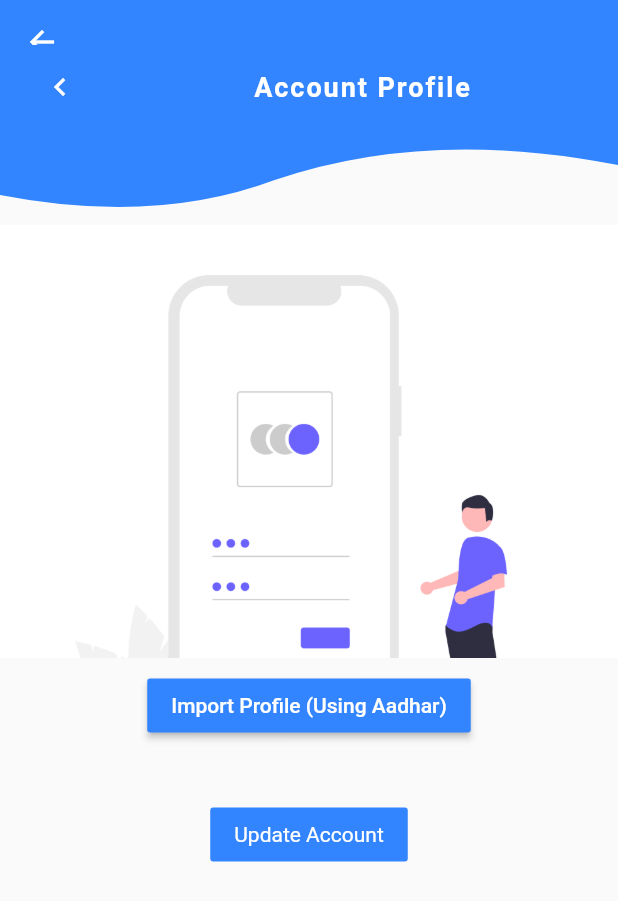
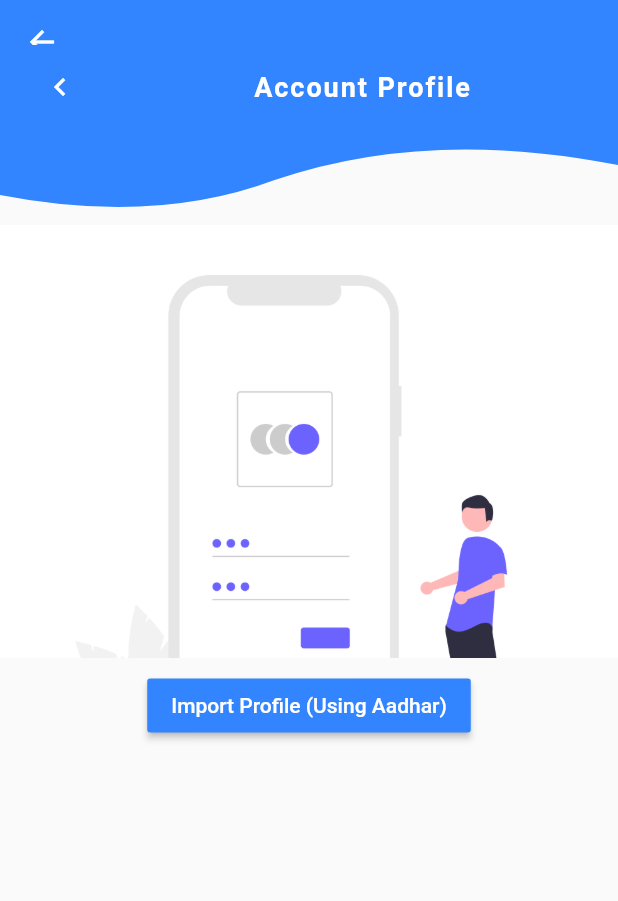
Before and after one commit to Alchemax-Bank/Customer-Onboarding, a Flutter app: the ProfileScreen screen opened directly, on a phone screen of 412 x 824 dp. Shown: the top 901 px of the screen. Run offline on Flutter 3.47's test engine with Material 2 defaults, Android fonts, the phone set to English and light mode, and no system bars; our stand-ins replace firebase_auth, firebase_messaging, flutter_custom_clippers, flutter_icons, flutter_spinkit, flutter_swiper and 5 more; missing offline and left inert: barcode_scan, xml2json; accounts and stored records are empty.

Commit message:
Update Profile completed

```diff
--- a/lib/Screens/ProfileScreen.dart
+++ b/lib/Screens/ProfileScreen.dart
@@ -1,5 +1,7 @@
 import 'dart:async';
 import 'dart:convert';
+import 'package:Nirvana/Services/tenantProfile.dart';
+import 'package:fluttertoast/fluttertoast.dart';
 import 'package:xml2json/xml2json.dart';
 import 'package:Nirvana/Screens/Home.dart';
 import 'package:barcode_scan/barcode_scan.dart';
@@ -22,6 +24,10 @@ class _ProfileState extends State<ProfileScreen> {
   var barcode = '';
   final GlobalKey<ScaffoldState> _scaffoldKey = new GlobalKey<ScaffoldState>();
   var data;
+  var gender = "Male";
+  var username;
+  var address;
+  var tenantProfile;
 
   @override
   void initState() {
@@ -30,19 +36,20 @@ class _ProfileState extends State<ProfileScreen> {
   }
 
   void initialise() async {
+
   }
 
-  DateTime selectedDate = DateTime.now();
+  DateTime dob = DateTime.now();
 
   Future<void> _selectDate(BuildContext context) async {
     final DateTime picked = await showDatePicker(
         context: context,
-        initialDate: selectedDate,
+        initialDate: dob,
         firstDate: DateTime(1901, 8),
-        lastDate: DateTime(2101));
-    if (picked != null && picked != selectedDate)
+        lastDate: DateTime.now());
+    if (picked != null && picked != dob)
       setState(() {
-        selectedDate = picked;
+        dob = picked;
       });
   }
   @override
@@ -147,7 +154,7 @@ class _ProfileState extends State<ProfileScreen> {
                       child: Container(
                           width: MediaQuery.of(context).size.width * 0.8,
                           child:  TextFormField(
-                          initialValue: this.data['@name'] ,
+                          initialValue: this.username ,
                           decoration: InputDecoration(
                             enabledBorder: OutlineInputBorder(
                               borderRadius: BorderRadius.circular(80),
@@ -167,7 +174,9 @@ class _ProfileState extends State<ProfileScreen> {
                                 EdgeInsets.symmetric(horizontal: 17, vertical: 12),
                           ),
                           onChanged: (value) async{
-
+                            setState(() {
+                              this.username = value;
+                            });
                           },
                         ),
                       ),
@@ -190,33 +199,31 @@ class _ProfileState extends State<ProfileScreen> {
                       ),
                     ),
                     Padding(
-                      padding: EdgeInsets.only(left: 8, right: 8, bottom: 15),
+                      padding: EdgeInsets.only(left: 15, right: 8, bottom: 15),
                       child: Container(
                         width: MediaQuery.of(context).size.width * 0.8,
-                        child: TextFormField(
-                          initialValue: this.data['@gender'] == 'M' ? "Male" : "Female",
-                          decoration: InputDecoration(
-                            enabledBorder: OutlineInputBorder(
-                              borderRadius: BorderRadius.circular(80),
-                              borderSide:
-                                  const BorderSide(color: Colors.transparent, width: 0.0),
+                        child: DropdownButton<String>(
+                            value: this.gender,
+                            icon: Icon(Icons.arrow_downward),
+                            iconSize: 24,
+                            elevation: 16,
+                            style: TextStyle(
+                              color: Colors.black
                             ),
-                            border: OutlineInputBorder(
-                              borderRadius: BorderRadius.circular(80),
-                              borderSide:
-                                  const BorderSide(color: Colors.transparent, width: 0.0),
-                            ),
-                            // disabledBorder: new InputBorder(borderSide: BorderSide.none),
-                            hintStyle: TextStyle(fontSize: 12, fontStyle: FontStyle.italic),
-                            filled: true,
-                            fillColor: darkGrey,
-                            contentPadding:
-                                EdgeInsets.symmetric(horizontal: 17, vertical: 12),
+                            onChanged: (String newValue) {
+                              setState(() {
+                                this.gender = newValue;
+                              });
+                            },
+                            items: <String>['Male', 'Female', 'Other']
+                              .map<DropdownMenuItem<String>>((String value) {
+                                return DropdownMenuItem<String>(
+                                  value: value,
+                                  child: Text(value),
+                                );
+                              })
+                              .toList(),
                           ),
-                          onChanged: (value) async{
-
-                          },
-                        ),
                       ),
                     ),
                   ],
@@ -241,7 +248,7 @@ class _ProfileState extends State<ProfileScreen> {
                       child: Container(
                           width: MediaQuery.of(context).size.width * 0.8,
                           child:  TextFormField(
-                          initialValue: this.data.containsKey('@loc') ? this.data['@loc'] : this.data['@house'].toString() + ', ' + this.data['@street'] + ', '+ this.data['@lm'] + ', ' + this.data['@subdist'] + ', ' + this.data['@state'] ,
+                          initialValue: this.address ,
                           decoration: InputDecoration(
                             enabledBorder: OutlineInputBorder(
                               borderRadius: BorderRadius.circular(80),
@@ -261,7 +268,9 @@ class _ProfileState extends State<ProfileScreen> {
                                 EdgeInsets.symmetric(horizontal: 17, vertical: 12),
                           ),
                           onChanged: (value) async{
-
+                            setState(() {
+                              this.address = value;
+                            });
                           },
                         ),
                       ),
@@ -284,32 +293,20 @@ class _ProfileState extends State<ProfileScreen> {
                       ),
                     ),
                     Padding(
-                      padding: EdgeInsets.only(left: 8, right: 8, bottom: 15),
+                      padding: EdgeInsets.only(left: 15, right: 8, bottom: 15),
                       child: Container(
                         width: MediaQuery.of(context).size.width * 0.8,
-                        child: TextFormField(
-                          initialValue: this.data['@dob'],
-                          decoration: InputDecoration(
-                            enabledBorder: OutlineInputBorder(
-                              borderRadius: BorderRadius.circular(80),
-                              borderSide:
-                                  const BorderSide(color: Colors.transparent, width: 0.0),
+                        child: Row(
+                          mainAxisSize: MainAxisSize.min,
+                          children: <Widget>[
+                            SizedBox(width: 20.0,),
+                            IconButton(
+                              onPressed: () => _selectDate(context),
+                              icon: Icon(Icons.calendar_today),
                             ),
-                            border: OutlineInputBorder(
-                              borderRadius: BorderRadius.circular(80),
-                              borderSide:
-                                  const BorderSide(color: Colors.transparent, width: 0.0),
-                            ),
-                            // disabledBorder: new InputBorder(borderSide: BorderSide.none),
-                            hintStyle: TextStyle(fontSize: 12, fontStyle: FontStyle.italic),
-                            filled: true,
-                            fillColor: darkGrey,
-                            contentPadding:
-                                EdgeInsets.symmetric(horizontal: 17, vertical: 12),
-                          ),
-                          onChanged: (value) async{
-
-                          },
+                            SizedBox(width: 20.0,),
+                            Text("${dob.toLocal()}".split(' ')[0]),
+                          ],
                         ),
                       ),
                     ),
@@ -318,16 +315,42 @@ class _ProfileState extends State<ProfileScreen> {
               ],
 
           ): Container(),
-          Container(
+          this.data !=null ? Container(
             margin: EdgeInsets.only(left: 20, top: 10, right: 20, bottom: 10),
             child: FlatButton(
                   child : Text("Update Account", style: TextStyle(color: Colors.white, fontWeight: FontWeight.w400),),
                   onPressed: (){
                     //update account
+                    var profile ={
+                      "id": widget.tenant.id,
+                      "username" : this.username,
+                      "dob" : this.dob.toLocal().toString().split(' ')[0],
+                      "gender" : this.gender,
+                      "address" : this.address,
+                      "nationality" : "Indian",
+                    };
+                    var tmp = updateTenantProfile(profile);
+                    setState((){
+                        this.tenantProfile = tmp;
+                    });
+                    Fluttertoast.showToast(
+                        msg: "Tenant Profile Updated",
+                        toastLength: Toast.LENGTH_SHORT,
+                        gravity: ToastGravity.BOTTOM,
+                        timeInSecForIosWeb: 1,
+                        backgroundColor: Colors.grey[200],
+                        textColor: primaryColor,
+                        fontSize: 12.0
+                    );
+                    Navigator.pushReplacement(
+                      context,
+                      PageTransition(
+                          type: PageTransitionType.rightToLeftWithFade,
+                          child: Home(index: 3)));
                   },
                   color: primaryColor,
             )
-          ),
+          ): Container(),
           ],
           )
         )
@@ -346,7 +369,10 @@ class _ProfileState extends State<ProfileScreen> {
       print(response);
       setState(() => this.barcode = barcode.rawContent);
       setState(() => this.data = response);
-      setState(() => this.selectedDate = DateFormat('d/MM/yyyy').parse(data['@dob']));
+      setState(() => this.dob = DateFormat('d/MM/yyyy').parse(data['@dob']));
+      setState(() => this.username = data['@name']);
+      setState(() => this.gender = this.data['@gender'] == 'M' ? "Male" : "Female");
+      setState(() => this.address = this.data.containsKey('@loc') ? this.data['@loc'] : this.data['@house'].toString() + ', ' + this.data['@street'] + ', '+ this.data['@lm'] + ', ' + this.data['@subdist'] + ', ' + this.data['@state']);
       print(data);
 
     } on PlatformException catch (e) {
--- a/lib/Screens/SettingScreen.dart
+++ b/lib/Screens/SettingScreen.dart
@@ -109,7 +109,7 @@ class _SettingScreenState extends State<SettingScreen> {
                     Expanded(
                       flex: 1,
                       child: Container(
-                        child: Text(this.tenant.name,
+                        child: Text(this.tenant.username,
                             style: TextStyle(color: Colors.black, fontSize: 15)),
                       ),
                     )
@@ -129,7 +129,7 @@ class _SettingScreenState extends State<SettingScreen> {
                     Expanded(
                       flex: 1,
                       child: Container(
-                        child: Text("+91 " + this.tenant.phone,
+                        child: Text("+91 " + this.tenant.phone_no,
                             style: TextStyle(color: Colors.black, fontSize: 15)),
                       ),
                     )
@@ -149,7 +149,7 @@ class _SettingScreenState extends State<SettingScreen> {
                     ),
                     Expanded(
                       flex: 1,
-                      child: this.tenant.verified != 0 ?
+                      child: this.tenant.is_verified != 0 ?
                         Icon(Icons.verified_user, color: primaryColor) :
                         Container()
                     )
--- a/lib/models/Tenant.dart
+++ b/lib/models/Tenant.dart
@@ -1,10 +1,32 @@
 import 'dart:core';
 
 class Tenant{
-  String name;
-  String address;
-  String phone;
-  String id;
-  int verified;
-  Tenant({this.id, this.name, this.address, this.verified, this.phone});
+  var username;
+  var address;
+  var phone_no;
+  var id;
+  var is_verified;
+  var firebase_id;
+  var gender;
+  var dob;
+  var nationality;
+  var budget;
+  var device_token;
+  var registered_time;
+  var updated_time;
+  Tenant({
+    this.id,
+    this.username,
+    this.address,
+    this.is_verified,
+    this.phone_no,
+    this.budget,
+    this.device_token,
+    this.dob,
+    this.firebase_id,
+    this.gender,
+    this.nationality,
+    this.registered_time,
+    this.updated_time
+    });
 }
```
Also changed, not shown: lib/Services/tenantProfile.dart (+30 -2 lines).
